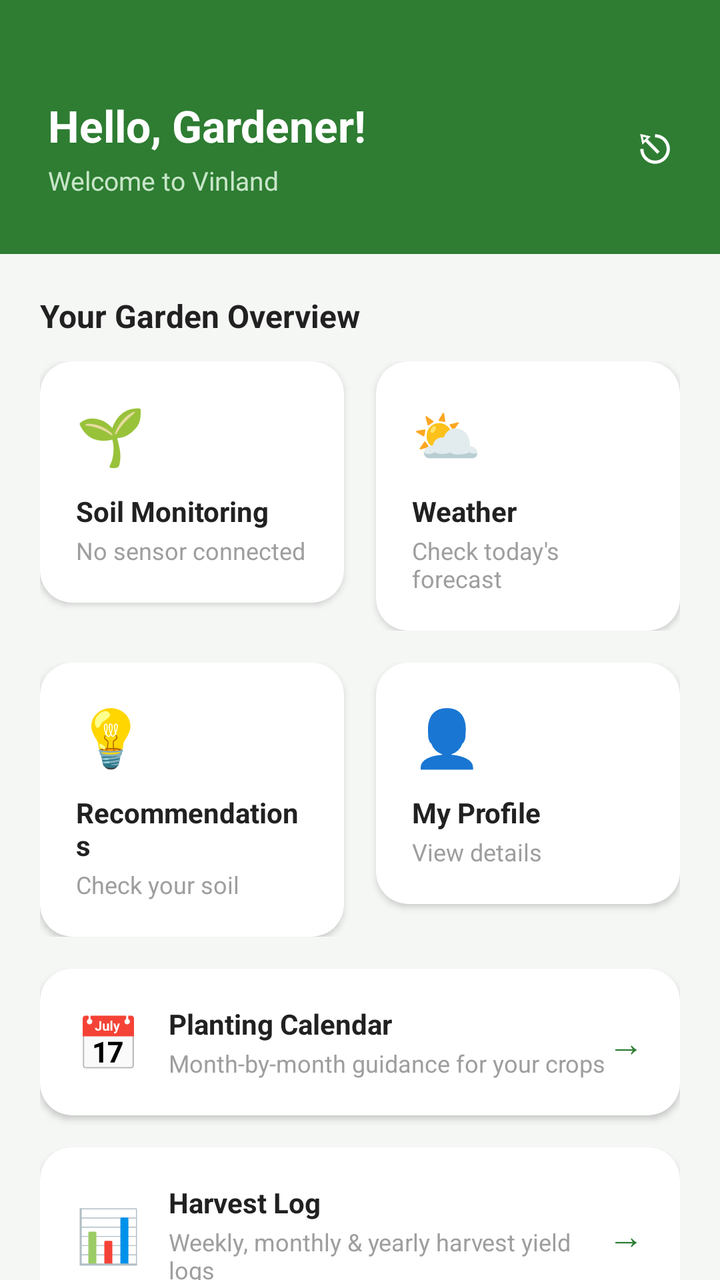
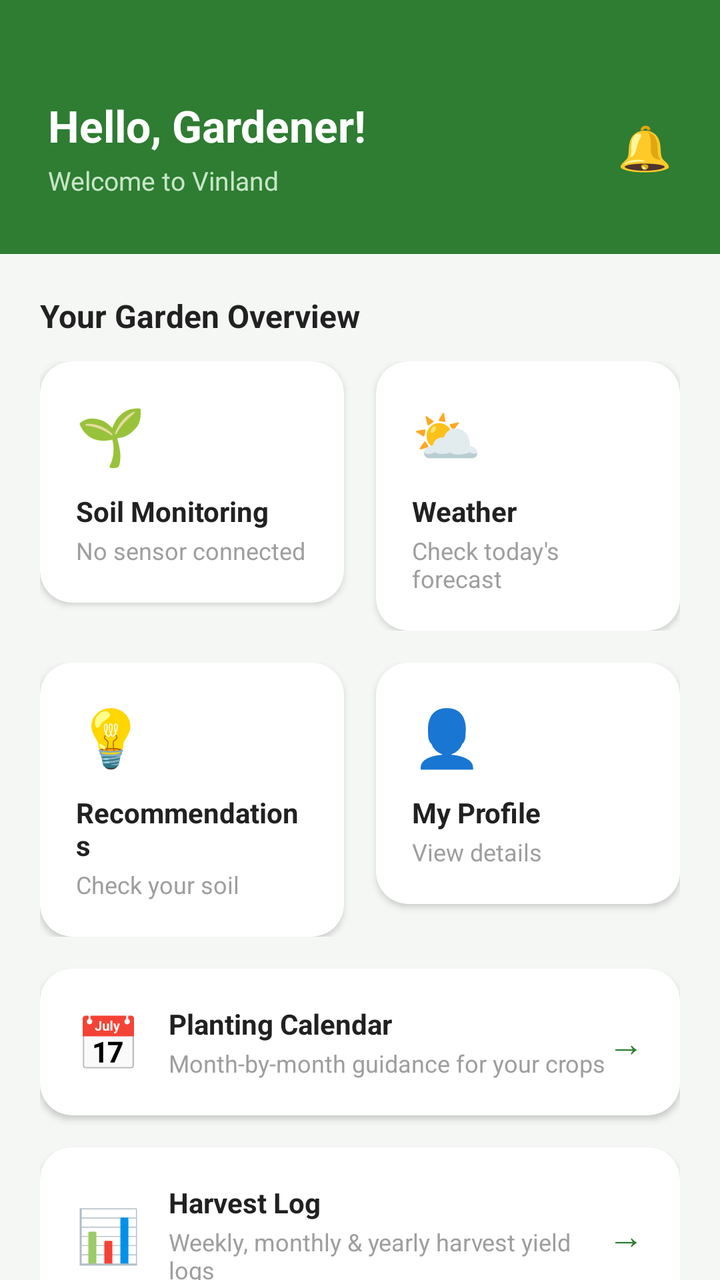

An Android layout rendered at two revisions. The XML below is the earlier revision; the diff shows what the commit changed to produce the second picture.
<!-- AndroidManifest.xml: application theme Theme.Vinland -->
<!-- res/layout/activity_dashboard.xml -->
<?xml version="1.0" encoding="utf-8"?>
<androidx.core.widget.NestedScrollView xmlns:android="http://schemas.android.com/apk/res/android"
    xmlns:app="http://schemas.android.com/apk/res-auto"
    android:layout_width="match_parent"
    android:layout_height="match_parent"
    android:background="#F5F7F5"
    android:fillViewport="true">

    <LinearLayout
        android:layout_width="match_parent"
        android:layout_height="wrap_content"
        android:orientation="vertical">

        
        <LinearLayout
            android:layout_width="match_parent"
            android:layout_height="wrap_content"
            android:orientation="horizontal"
            android:gravity="center_vertical"
            android:background="#2E7D32"
            android:paddingStart="24dp"
            android:paddingEnd="16dp"
            android:paddingTop="48dp"
            android:paddingBottom="28dp">

            <LinearLayout
                android:layout_width="0dp"
                android:layout_height="wrap_content"
                android:layout_weight="1"
                android:orientation="vertical">

                <TextView
                    android:id="@+id/tvWelcome"
                    android:layout_width="wrap_content"
                    android:layout_height="wrap_content"
                    android:text="Hello, Gardener!"
                    android:textSize="22sp"
                    android:textStyle="bold"
                    android:textColor="#FFFFFF" />

                <TextView
                    android:id="@+id/tvSubtitle"
                    android:layout_width="wrap_content"
                    android:layout_height="wrap_content"
                    android:layout_marginTop="4dp"
                    android:text="Welcome to Vinland"
                    android:textSize="13sp"
                    android:textColor="#C8E6C9" />
            </LinearLayout>

            <TextView
                android:id="@+id/tvLogout"
                android:layout_width="wrap_content"
                android:layout_height="wrap_content"
                android:padding="8dp"
                android:text="⎋"
                android:textColor="#FFFFFF"
                android:textSize="22sp" />
        </LinearLayout>

        
        <LinearLayout
            android:layout_width="match_parent"
            android:layout_height="wrap_content"
            android:orientation="vertical"
            android:padding="20dp">

            <TextView
                android:layout_width="wrap_content"
                android:layout_height="wrap_content"
                android:text="Your Garden Overview"
                android:textSize="16sp"
                android:textStyle="bold"
                android:textColor="#212121"
                android:layout_marginBottom="12dp" />

            
            <LinearLayout
                android:layout_width="match_parent"
                android:layout_height="wrap_content"
                android:orientation="horizontal">

                <com.google.android.material.card.MaterialCardView
                    android:id="@+id/navSoil"
                    android:layout_width="0dp"
                    android:layout_height="wrap_content"
                    android:layout_weight="1"
                    android:layout_marginEnd="8dp"
                    app:cardCornerRadius="16dp"
                    app:cardElevation="2dp"
                    app:strokeWidth="0dp"
                    app:cardBackgroundColor="#FFFFFF">

                    <LinearLayout
                        android:layout_width="match_parent"
                        android:layout_height="wrap_content"
                        android:orientation="vertical"
                        android:padding="18dp">

                        <TextView
                            android:layout_width="wrap_content"
                            android:layout_height="wrap_content"
                            android:text="🌱"
                            android:textSize="28sp" />

                        <TextView
                            android:layout_width="wrap_content"
                            android:layout_height="wrap_content"
                            android:layout_marginTop="10dp"
                            android:text="Soil Monitoring"
                            android:textStyle="bold"
                            android:textColor="#212121"
                            android:textSize="14sp" />

                        <TextView
                            android:layout_width="wrap_content"
                            android:layout_height="wrap_content"
                            android:layout_marginTop="2dp"
                            android:text="No sensor connected"
                            android:textColor="#9E9E9E"
                            android:textSize="12sp" />
                    </LinearLayout>
                </com.google.android.material.card.MaterialCardView>

                <com.google.android.material.card.MaterialCardView
                    android:id="@+id/navWeather"
                    android:layout_width="0dp"
                    android:layout_height="wrap_content"
                    android:layout_weight="1"
                    android:layout_marginStart="8dp"
                    app:cardCornerRadius="16dp"
                    app:cardElevation="2dp"
                    app:strokeWidth="0dp"
                    app:cardBackgroundColor="#FFFFFF">

                    <LinearLayout
                        android:layout_width="match_parent"
                        android:layout_height="wrap_content"
                        android:orientation="vertical"
                        android:padding="18dp">

                        <TextView
                            android:layout_width="wrap_content"
                            android:layout_height="wrap_content"
                            android:text="⛅"
                            android:textSize="28sp" />

                        <TextView
                            android:layout_width="wrap_content"
                            android:layout_height="wrap_content"
                            android:layout_marginTop="10dp"
                            android:text="Weather"
                            android:textStyle="bold"
                            android:textColor="#212121"
                            android:textSize="14sp" />

                        <TextView
                            android:layout_width="wrap_content"
                            android:layout_height="wrap_content"
                            android:layout_marginTop="2dp"
                            android:text="Check today's forecast"
                            android:textColor="#9E9E9E"
                            android:textSize="12sp" />
                    </LinearLayout>
                </com.google.android.material.card.MaterialCardView>
            </LinearLayout>

            
            <LinearLayout
                android:layout_width="match_parent"
                android:layout_height="wrap_content"
                android:orientation="horizontal"
                android:layout_marginTop="16dp">

                <com.google.android.material.card.MaterialCardView
                    android:id="@+id/navRecommend"
                    android:layout_width="0dp"
                    android:layout_height="wrap_content"
                    android:layout_weight="1"
                    android:layout_marginEnd="8dp"
                    app:cardCornerRadius="16dp"
                    app:cardElevation="2dp"
                    app:strokeWidth="0dp"
                    app:cardBackgroundColor="#FFFFFF">

                    <LinearLayout
                        android:layout_width="match_parent"
                        android:layout_height="wrap_content"
                        android:orientation="vertical"
                        android:padding="18dp">

                        <TextView
                            android:layout_width="wrap_content"
                            android:layout_height="wrap_content"
                            android:text="💡"
                            android:textSize="28sp" />

                        <TextView
                            android:layout_width="wrap_content"
                            android:layout_height="wrap_content"
                            android:layout_marginTop="10dp"
                            android:text="Recommendations"
                            android:textStyle="bold"
                            android:textColor="#212121"
                            android:textSize="14sp" />

                        <TextView
                            android:layout_width="wrap_content"
                            android:layout_height="wrap_content"
                            android:layout_marginTop="2dp"
                            android:text="Check your soil"
                            android:textColor="#9E9E9E"
                            android:textSize="12sp" />
                    </LinearLayout>
                </com.google.android.material.card.MaterialCardView>

                <com.google.android.material.card.MaterialCardView
                    android:id="@+id/navProfile"
                    android:layout_width="0dp"
                    android:layout_height="wrap_content"
                    android:layout_weight="1"
                    android:layout_marginStart="8dp"
                    app:cardCornerRadius="16dp"
                    app:cardElevation="2dp"
                    app:strokeWidth="0dp"
                    app:cardBackgroundColor="#FFFFFF">

                    <LinearLayout
                        android:layout_width="match_parent"
                        android:layout_height="wrap_content"
                        android:orientation="vertical"
                        android:padding="18dp">

                        <TextView
                            android:layout_width="wrap_content"
                            android:layout_height="wrap_content"
                            android:text="👤"
                            android:textSize="28sp" />

                        <TextView
                            android:layout_width="wrap_content"
                            android:layout_height="wrap_content"
                            android:layout_marginTop="10dp"
                            android:text="My Profile"
                            android:textStyle="bold"
                            android:textColor="#212121"
                            android:textSize="14sp" />

                        <TextView
                            android:layout_width="wrap_content"
                            android:layout_height="wrap_content"
                            android:layout_marginTop="2dp"
                            android:text="View details"
                            android:textColor="#9E9E9E"
                            android:textSize="12sp" />
                    </LinearLayout>
                </com.google.android.material.card.MaterialCardView>
            </LinearLayout>

            
            <com.google.android.material.card.MaterialCardView
                android:id="@+id/navCalendar"
                android:layout_width="match_parent"
                android:layout_height="wrap_content"
                android:layout_marginTop="16dp"
                app:cardCornerRadius="16dp"
                app:cardElevation="2dp"
                app:strokeWidth="0dp"
                app:cardBackgroundColor="#FFFFFF">

                <LinearLayout
                    android:layout_width="match_parent"
                    android:layout_height="wrap_content"
                    android:orientation="horizontal"
                    android:gravity="center_vertical"
                    android:padding="18dp">

                    <TextView
                        android:layout_width="wrap_content"
                        android:layout_height="wrap_content"
                        android:text="📅"
                        android:textSize="26sp"
                        android:layout_marginEnd="14dp" />

                    <LinearLayout
                        android:layout_width="0dp"
                        android:layout_height="wrap_content"
                        android:layout_weight="1"
                        android:orientation="vertical">

                        <TextView
                            android:layout_width="wrap_content"
                            android:layout_height="wrap_content"
                            android:text="Planting Calendar"
                            android:textStyle="bold"
                            android:textColor="#212121"
                            android:textSize="14sp" />

                        <TextView
                            android:layout_width="wrap_content"
                            android:layout_height="wrap_content"
                            android:layout_marginTop="2dp"
                            android:text="Month-by-month guidance for your crops"
                            android:textColor="#9E9E9E"
                            android:textSize="12sp" />
                    </LinearLayout>

                    <TextView
                        android:layout_width="wrap_content"
                        android:layout_height="wrap_content"
                        android:text="→"
                        android:textSize="18sp"
                        android:textColor="#2E7D32" />
                </LinearLayout>
            </com.google.android.material.card.MaterialCardView>

            
            <com.google.android.material.card.MaterialCardView
                android:id="@+id/navReports"
                android:layout_width="match_parent"
                android:layout_height="wrap_content"
                android:layout_marginTop="16dp"
                app:cardCornerRadius="16dp"
                app:cardElevation="2dp"
                app:strokeWidth="0dp"
                app:cardBackgroundColor="#FFFFFF">

                <LinearLayout
                    android:layout_width="match_parent"
                    android:layout_height="wrap_content"
                    android:orientation="horizontal"
                    android:gravity="center_vertical"
                    android:padding="18dp">

                    <TextView
                        android:layout_width="wrap_content"
                        android:layout_height="wrap_content"
                        android:text="📊"
                        android:textSize="26sp"
                        android:layout_marginEnd="14dp" />

                    <LinearLayout
                        android:layout_width="0dp"
                        android:layout_height="wrap_content"
                        android:layout_weight="1"
                        android:orientation="vertical">

                        <TextView
                            android:layout_width="wrap_content"
                            android:layout_height="wrap_content"
                            android:text="Harvest Log"
                            android:textStyle="bold"
                            android:textColor="#212121"
                            android:textSize="14sp" />

                        <TextView
                            android:layout_width="wrap_content"
                            android:layout_height="wrap_content"
                            android:layout_marginTop="2dp"
                            android:text="Weekly, monthly &amp; yearly harvest yield logs"
                            android:textColor="#9E9E9E"
                            android:textSize="12sp" />
                    </LinearLayout>

                    <TextView
                        android:layout_width="wrap_content"
                        android:layout_height="wrap_content"
                        android:text="→"
                        android:textSize="18sp"
                        android:textColor="#2E7D32" />
                </LinearLayout>
            </com.google.android.material.card.MaterialCardView>

            
            <com.google.android.material.card.MaterialCardView
                android:layout_width="match_parent"
                android:layout_height="wrap_content"
                android:layout_marginTop="16dp"
                app:cardCornerRadius="16dp"
                app:cardElevation="0dp"
                app:strokeWidth="0dp"
                app:cardBackgroundColor="#E8F5E9">

                <LinearLayout
                    android:layout_width="match_parent"
                    android:layout_height="wrap_content"
                    android:orientation="horizontal"
                    android:gravity="center_vertical"
                    android:padding="16dp">

                    <TextView
                        android:layout_width="wrap_content"
                        android:layout_height="wrap_content"
                        android:text="🌿"
                        android:textSize="22sp"
                        android:layout_marginEnd="12dp" />

                    <TextView
                        android:layout_width="0dp"
                        android:layout_height="wrap_content"
                        android:layout_weight="1"
                        android:text="Connect your NPK sensor to start getting real-time soil data and personalized recommendations."
                        android:textColor="#2E7D32"
                        android:textSize="13sp" />
                </LinearLayout>
            </com.google.android.material.card.MaterialCardView>

        </LinearLayout>
    </LinearLayout>
</androidx.core.widget.NestedScrollView>
<!-- resources referenced by this layout -->
<resources>
  <style name="Theme.Vinland" parent="Base.Theme.Vinland" />
  <style name="Base.Theme.Vinland" parent="Theme.Material3.DayNight.NoActionBar">
          
          
      </style>
</resources>

<!-- the commit's change to res/layout/activity_dashboard.xml (unified diff, before → after) -->
@@ -49,11 +49,11 @@
             </LinearLayout>
 
             <TextView
-                android:id="@+id/tvLogout"
+                android:id="@+id/tvHeaderNotification"
                 android:layout_width="wrap_content"
                 android:layout_height="wrap_content"
                 android:padding="8dp"
-                android:text="⎋"
+                android:text="🔔"
                 android:textColor="#FFFFFF"
                 android:textSize="22sp" />
         </LinearLayout>
@@ -373,6 +373,63 @@
 
             
             <com.google.android.material.card.MaterialCardView
+                android:id="@+id/navLogout"
+                android:layout_width="match_parent"
+                android:layout_height="wrap_content"
+                android:layout_marginTop="16dp"
+                app:cardCornerRadius="16dp"
+                app:cardElevation="2dp"
+                app:strokeWidth="0dp"
+                app:cardBackgroundColor="#FFFFFF">
+
+                <LinearLayout
+                    android:layout_width="match_parent"
+                    android:layout_height="wrap_content"
+                    android:orientation="horizontal"
+                    android:gravity="center_vertical"
+                    android:padding="18dp">
+
+                    <TextView
+                        android:layout_width="wrap_content"
+                        android:layout_height="wrap_content"
+                        android:text="⎋"
+                        android:textSize="26sp"
+                        android:layout_marginEnd="14dp" />
+
+                    <LinearLayout
+                        android:layout_width="0dp"
+                        android:layout_height="wrap_content"
+                        android:layout_weight="1"
+                        android:orientation="vertical">
+
+                        <TextView
+                            android:layout_width="wrap_content"
+                            android:layout_height="wrap_content"
+                            android:text="Log Out"
+                            android:textStyle="bold"
+                            android:textColor="#D32F2F"
+                            android:textSize="14sp" />
+
+                        <TextView
+                            android:layout_width="wrap_content"
+                            android:layout_height="wrap_content"
+                            android:layout_marginTop="2dp"
+                            android:text="Sign out of your Vinland account"
+                            android:textColor="#9E9E9E"
+                            android:textSize="12sp" />
+                    </LinearLayout>
+
+                    <TextView
+                        android:layout_width="wrap_content"
+                        android:layout_height="wrap_content"
+                        android:text="→"
+                        android:textSize="18sp"
+                        android:textColor="#D32F2F" />
+                </LinearLayout>
+            </com.google.android.material.card.MaterialCardView>
+
+            
+            <com.google.android.material.card.MaterialCardView
                 android:layout_width="match_parent"
                 android:layout_height="wrap_content"
                 android:layout_marginTop="16dp"
